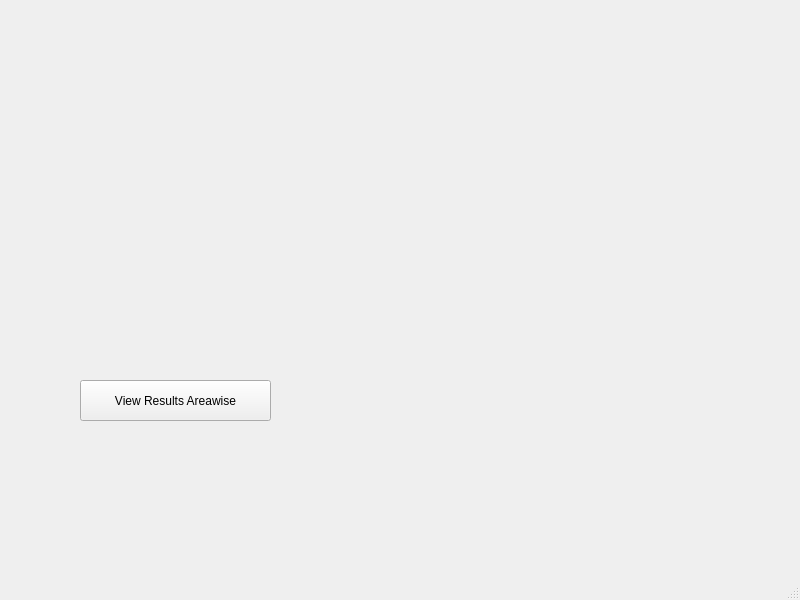
First picture: the form in party_results.ui, repository tapish13031997/OVV, before the edit.
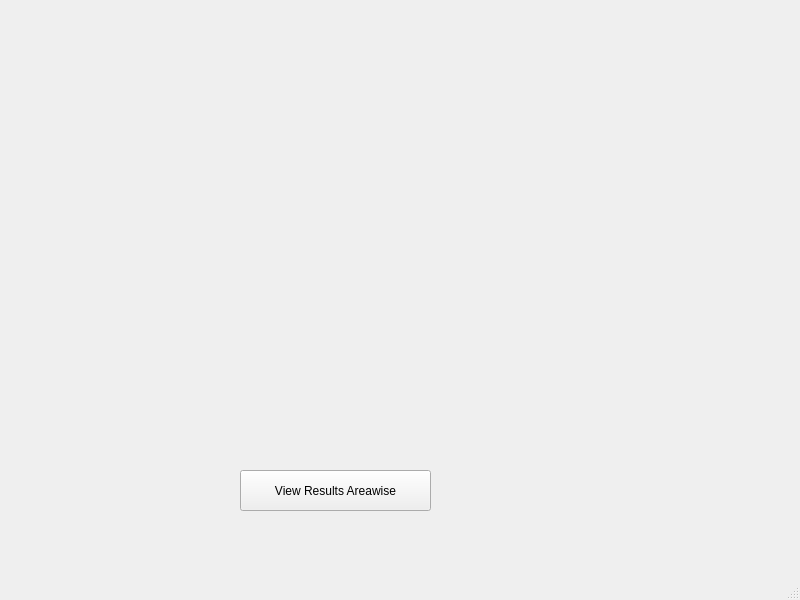
Second picture: the form after the edit.

```diff
--- a/party_results.ui
+++ b/party_results.ui
@@ -17,8 +17,8 @@
    <widget class="QPushButton" name="pushButton">
     <property name="geometry">
      <rect>
-      <x>80</x>
-      <y>380</y>
+      <x>240</x>
+      <y>470</y>
       <width>191</width>
       <height>41</height>
      </rect>
```
